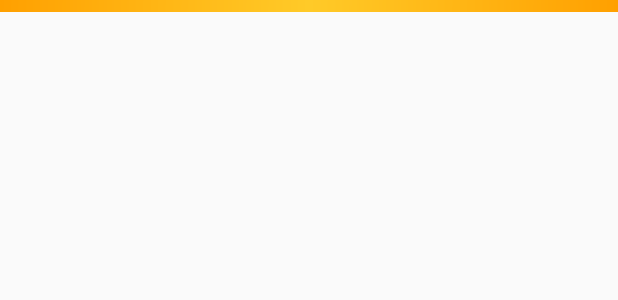
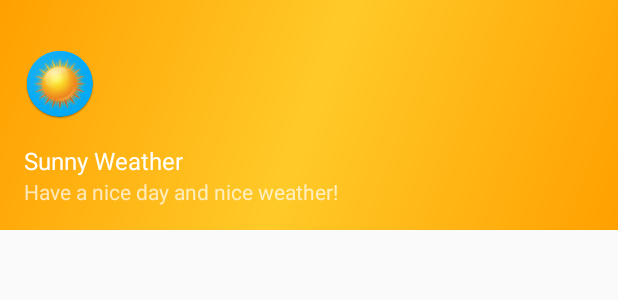
Before and after one commit to parnekov/Weather-App, an Android app: the layout nav_header_main.xml on its own in the app's theme, with its tools: preview values and no code run, on a phone screen of 412 x 824 dp. Shown: the top 300 px of the screen. Run offline under Robolectric (Android 15) with nearby library versions, the phone set to English and light mode, and no system bars.

Commit message:
fixed bugs

```diff
--- a/app/src/main/java/com/parnekov/sasha/weathertwo/utils/networking/WeatherJSONTask.java
+++ b/app/src/main/java/com/parnekov/sasha/weathertwo/utils/networking/WeatherJSONTask.java
@@ -47,7 +47,9 @@ public final class WeatherJSONTask extends AsyncTask<String, Void, List<WeatherM
         }
 
         if (weatherModels == null) {
-            mProgress.setVisibility(View.VISIBLE);
+            if (mProgress != null) {
+                mProgress.setVisibility(View.VISIBLE);
+            }
             mWeatherAdapter.updateWeatherListFromDatabase();
             mWeatherAdapter.notifyDataSetChanged();
             mProgress.setVisibility(View.INVISIBLE);
--- a/app/src/main/res/layout/nav_header_main.xml
+++ b/app/src/main/res/layout/nav_header_main.xml
@@ -3,14 +3,14 @@
     xmlns:android="http://schemas.android.com/apk/res/android"
     xmlns:app="http://schemas.android.com/apk/res-auto"
     android:layout_width="match_parent"
-    android:layout_height="@dimen/nav_header_height"
+    android:layout_height="wrap_content"
     android:background="@drawable/side_nav_bar"
     android:gravity="bottom"
     android:orientation="vertical"
-    android:paddingBottom="@dimen/activity_vertical_margin"
-    android:paddingLeft="@dimen/activity_horizontal_margin"
-    android:paddingRight="@dimen/activity_horizontal_margin"
-    android:paddingTop="@dimen/activity_vertical_margin"
+    android:paddingBottom="16dp"
+    android:paddingLeft="16dp"
+    android:paddingRight="16dp"
+    android:paddingTop="16dp"
     android:theme="@style/ThemeOverlay.AppCompat.Dark">
 
     <ImageView
@@ -18,13 +18,13 @@
         android:layout_width="wrap_content"
         android:layout_height="wrap_content"
         android:contentDescription="@string/nav_header_desc"
-        android:paddingTop="@dimen/nav_header_vertical_spacing"
+        android:paddingTop="16dp"
         app:srcCompat="@mipmap/ic_launcher_round"/>
 
     <TextView
         android:layout_width="match_parent"
         android:layout_height="wrap_content"
-        android:paddingTop="@dimen/nav_header_vertical_spacing"
+        android:paddingTop="16dp"
         android:text="@string/app_name"
         android:textSize="16sp"
         android:textAppearance="@style/TextAppearance.AppCompat.Body1"/>
--- a/app/src/main/res/values/strings.xml
+++ b/app/src/main/res/values/strings.xml
@@ -113,7 +113,7 @@
     <string name="parnekov_oleksandr">ⓒ 2018 Parnekov Oleksandr</string>
     <string name="developer">Android Developer</string>
     <string name="nav_dialog_info_fifth_text">- Number of people per selected location</string>
-    <string name="app_name">Sunny</string>
+    <string name="app_name">Sunny Weather</string>
     <string name="rain_shower_ragged">ragged shower rain</string>
     <string name="rain_heavy_very">very heavy rain</string>
     <string name="rain_light">light rain</string>
--- a/build.gradle
+++ b/build.gradle
@@ -6,7 +6,7 @@ buildscript {
         google()
     }
     dependencies {
-        classpath 'com.android.tools.build:gradle:3.1.1'
+        classpath 'com.android.tools.build:gradle:3.2.1'
 
         // NOTE: Do not place your application dependencies here; they belong
         // in the individual module build.gradle files
```
Also changed, not shown: app/build.gradle (+5 -3 lines), app/src/main/java/com/parnekov/sasha/weathertwo/activity/WeatherListActivity.java (+19 -12 lines), gradle/wrapper/gradle-wrapper.properties, 8 other files.
